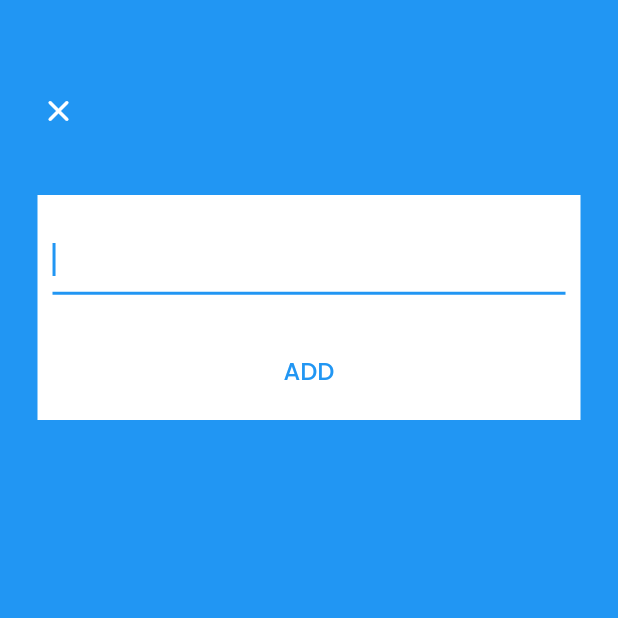
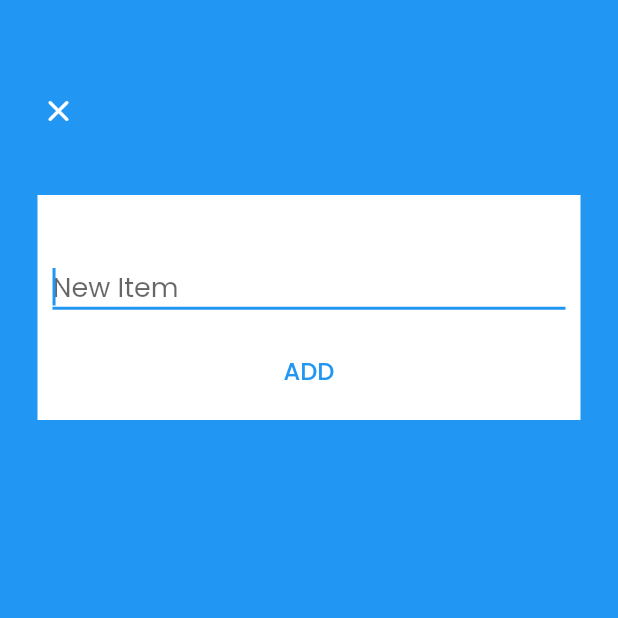
Before and after one commit to believe2world/app_flutter, a Flutter app: the NewItemView screen opened directly, on a phone screen of 412 x 824 dp, the top half of it. Run offline on Flutter 3.47's test engine with Material 2 defaults, Android fonts, the phone set to English and light mode, and no system bars; our stand-ins replace firebase_auth, firebase_core, google_fonts, google_sign_in, shared_preferences; missing offline and left inert: flutter_barcode_scanner; accounts and stored records are empty.

Commit message:
Shopping list screen done

```diff
--- a/lib/screens/adding_new_item.dart
+++ b/lib/screens/adding_new_item.dart
@@ -43,7 +43,10 @@ class _NewItemViewState extends State<NewItemView> {
               ),
             ),
             Padding(
-              padding: const EdgeInsets.only(top: 130.0, bottom: 150.0),
+              padding: const EdgeInsets.only(
+                  top: 130.0,
+                  bottom: 150.0,
+              ),
               child: Container(
                 margin: EdgeInsets.symmetric(horizontal: 25.0),
                 height: 150.0,
@@ -53,8 +56,22 @@ class _NewItemViewState extends State<NewItemView> {
                   mainAxisAlignment: MainAxisAlignment.spaceAround,
                   children: [
                     Padding(
-                      padding: const EdgeInsets.all(10.0),
+                      padding: const EdgeInsets.only(
+                          top: 20.0,
+                          left: 10.0,
+                          right: 10.0,
+                      ),
                       child: TextField(
+                        style: TextStyle(fontSize: 18.0,),
+                        decoration: InputDecoration(
+                          hintText: "New Item",
+                          focusedBorder: UnderlineInputBorder(
+                            borderSide: BorderSide(
+                                color: Colors.blue,
+                                width: 2.0),
+                          ),
+                          contentPadding: EdgeInsets.only(top: 18.0),
+                        ),
                         controller: textFieldController,
                         onEditingComplete: () => saveData(),
                         autofocus: true,
--- a/lib/screens/shopping_list.dart
+++ b/lib/screens/shopping_list.dart
@@ -73,6 +73,7 @@ class _ShoppingListPageState extends State<ShoppingListPage> {
         child: ListTile(
           title: Text(item.title),
           //leading: Checkbox(tristate: true, value: item.complete, onChanged: null),
+          leading: Icon(Icons.assignment_turned_in_rounded),
           onTap: () => setComplete(item),
           onLongPress: () => goToEditItemView(item),
         ),
@@ -116,9 +117,8 @@ class _ShoppingListPageState extends State<ShoppingListPage> {
   void addToDo(ToDo item) {
     setState(() {
       list.add(item);
-
+      saveDataList();
     });
-    saveDataList();
   }
 
   void goToEditItemView(ToDo item) {
```
